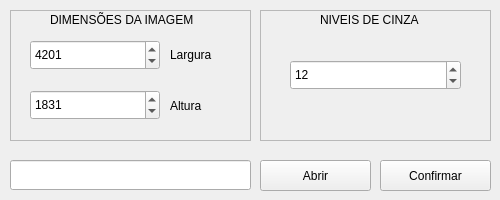
chr0m1ng/projetoWagyu, file guiloadimage.ui: the form before one commit.
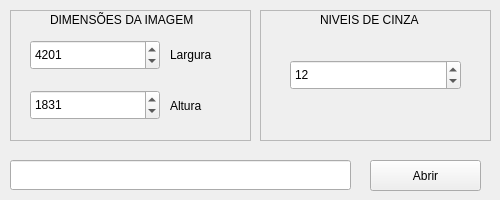
The form after the commit.

```diff
--- a/guiloadimage.ui
+++ b/guiloadimage.ui
@@ -158,7 +158,7 @@
    <widget class="QPushButton" name="pBOpen">
     <property name="geometry">
      <rect>
-      <x>260</x>
+      <x>370</x>
       <y>160</y>
       <width>111</width>
       <height>31</height>
@@ -168,25 +168,12 @@
      <string>Abrir</string>
     </property>
    </widget>
-   <widget class="QPushButton" name="pBconfirm">
-    <property name="geometry">
-     <rect>
-      <x>380</x>
-      <y>160</y>
-      <width>111</width>
-      <height>31</height>
-     </rect>
-    </property>
-    <property name="text">
-     <string>Confirmar</string>
-    </property>
-   </widget>
    <widget class="QLineEdit" name="lineCaminho">
     <property name="geometry">
      <rect>
       <x>10</x>
       <y>160</y>
-      <width>241</width>
+      <width>341</width>
       <height>30</height>
      </rect>
     </property>
```
Left out of the diff: 2 changed lines with no effect on the pictures.
